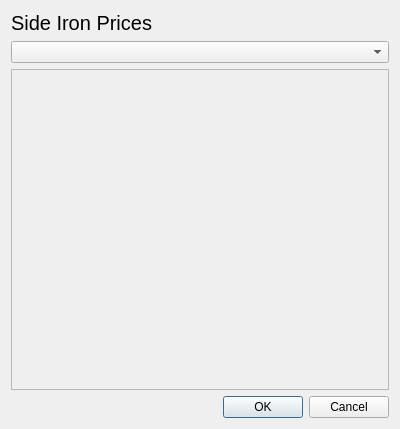
The window that ui/SideIronPricingWindow.ui (matthew-sirman/database-manager) describes before a commit, drawn with Qt 5.
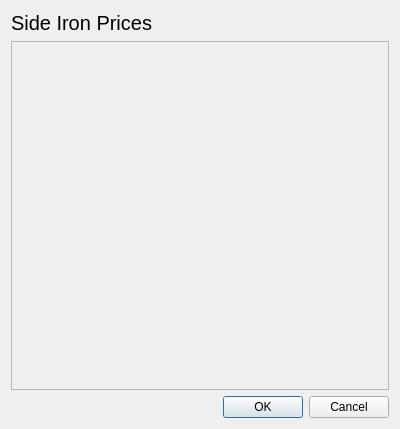
The same window after the commit. Custom widgets are drawn as their Qt base class.

Commit message: Completed pricing and signed as author.

Patch:
```diff
--- a/ui/SideIronPricingWindow.ui
+++ b/ui/SideIronPricingWindow.ui
@@ -40,9 +40,6 @@
      </property>
     </widget>
    </item>
-   <item>
-    <widget class="DynamicComboBox" name="sideIronComboBox"/>
-   </item>
    <item>
     <widget class="QScrollArea" name="scrollArea">
      <property name="widgetResizable">
@@ -54,7 +51,7 @@
         <x>0</x>
         <y>0</y>
         <width>380</width>
-        <height>324</height>
+        <height>346</height>
        </rect>
       </property>
       <layout class="QVBoxLayout" name="verticalLayout"/>
@@ -70,13 +67,6 @@
    </item>
   </layout>
  </widget>
- <customwidgets>
-  <customwidget>
-   <class>DynamicComboBox</class>
-   <extends>QComboBox</extends>
-   <header>widgets/DynamicComboBox.h</header>
-  </customwidget>
- </customwidgets>
  <resources/>
   <connections>
     <connection>
```
Left out of the diff: 17 changed lines with no effect on the pictures. Lines whose indentation alone changed are shown as unchanged. The commit also changes 36 other files.
